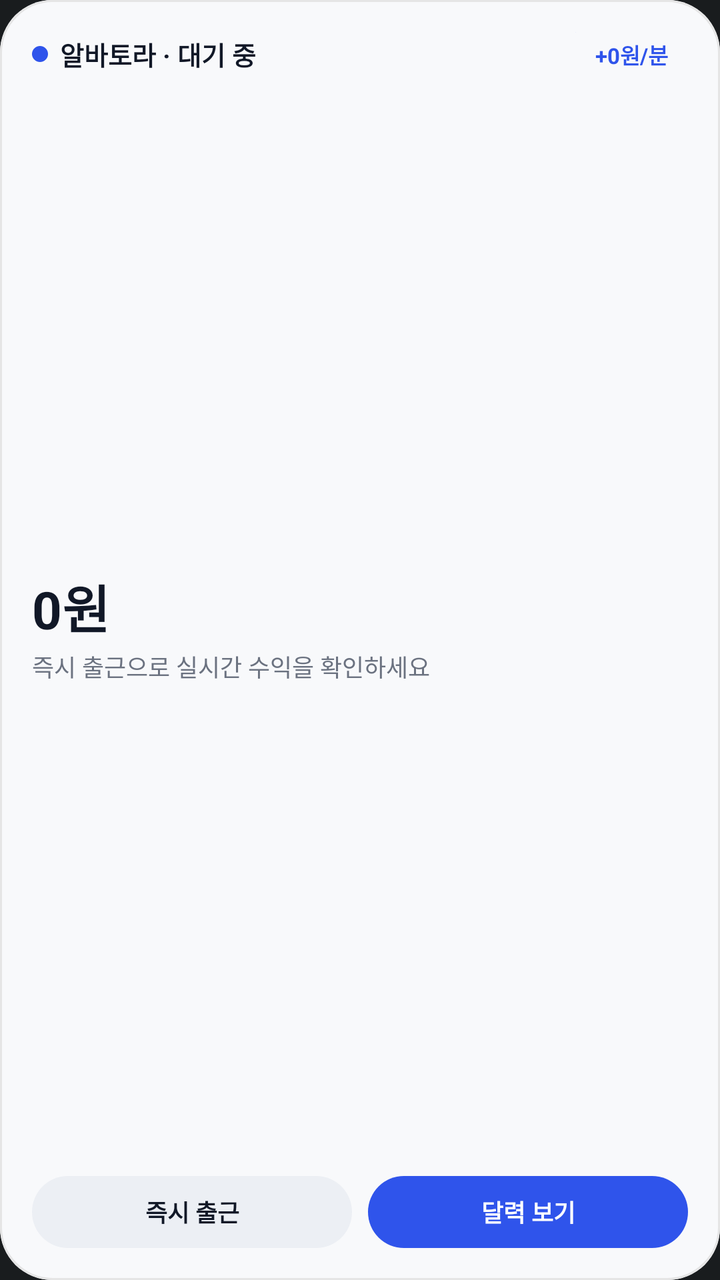
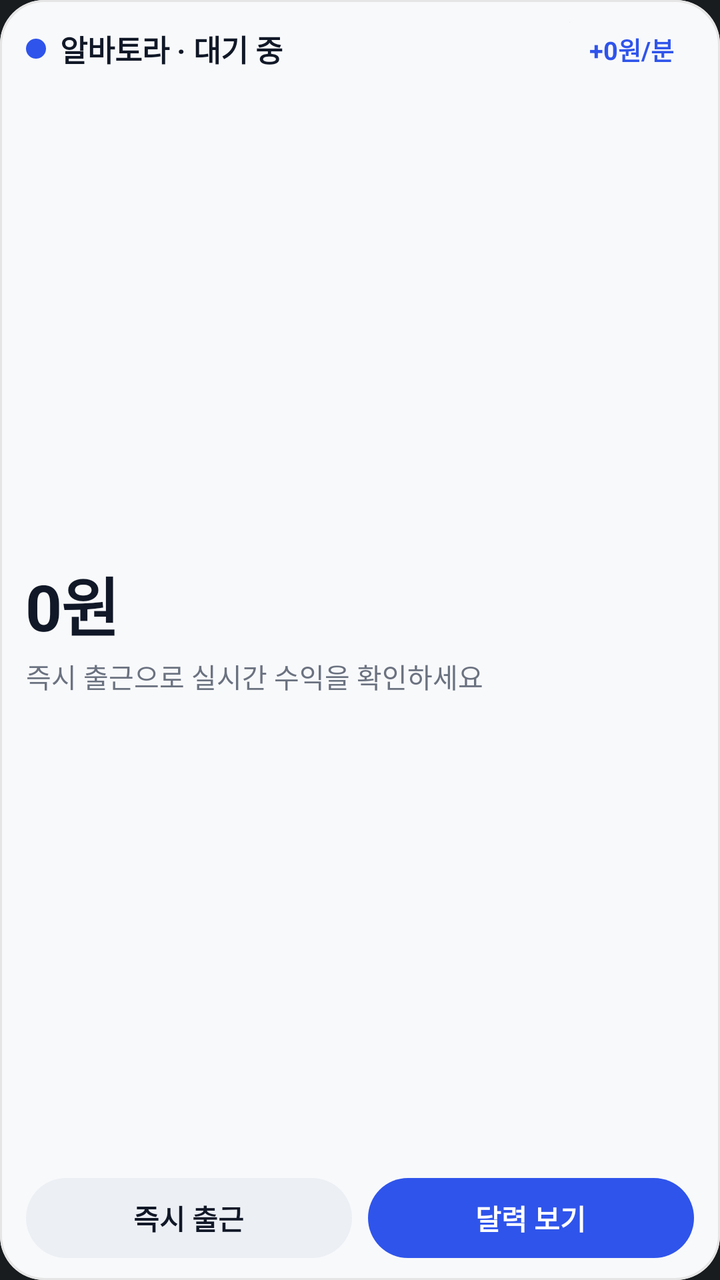

An Android layout rendered at two revisions. The XML below is the earlier revision; the diff shows what the commit changed to produce the second picture.
<!-- AndroidManifest.xml: application theme Theme.AlbaTora -->
<!-- res/layout/widget_live_earnings.xml -->
<?xml version="1.0" encoding="utf-8"?>
<FrameLayout xmlns:android="http://schemas.android.com/apk/res/android"
    android:id="@+id/widget_root"
    android:layout_width="match_parent"
    android:layout_height="match_parent">

    <ImageView
        android:id="@+id/widget_bg_fill"
        android:layout_width="match_parent"
        android:layout_height="match_parent"
        android:importantForAccessibility="no"
        android:scaleType="fitXY"
        android:src="@drawable/widget_shape_card_base"
        android:tint="@color/widget_bg" />

    <ImageView
        android:id="@+id/widget_bg_stroke"
        android:layout_width="match_parent"
        android:layout_height="match_parent"
        android:importantForAccessibility="no"
        android:scaleType="fitXY"
        android:src="@drawable/widget_shape_card_stroke"
        android:tint="@color/widget_border" />

    <LinearLayout
        android:layout_width="match_parent"
        android:layout_height="match_parent"
        android:orientation="vertical"
        android:padding="16dp">

        <LinearLayout
            android:layout_width="match_parent"
            android:layout_height="wrap_content"
            android:gravity="center_vertical"
            android:orientation="horizontal">

            <ImageView
                android:id="@+id/widget_live_dot"
                android:layout_width="8dp"
                android:layout_height="8dp"
                android:layout_marginEnd="6dp"
                android:importantForAccessibility="no"
                android:src="@drawable/widget_dot_base"
                android:tint="@color/widget_accent" />

            <TextView
                android:id="@+id/widget_live_title"
                android:layout_width="0dp"
                android:layout_height="wrap_content"
                android:layout_weight="1"
                android:ellipsize="end"
                android:maxLines="1"
                android:text="알바토라 · 대기 중"
                android:textColor="@color/widget_text_primary"
                android:textSize="13sp"
                android:textStyle="bold" />

            <FrameLayout
                android:layout_width="wrap_content"
                android:layout_height="wrap_content"
                android:layout_marginStart="6dp">

                <ImageView
                    android:id="@+id/widget_live_rate_bg"
                    android:layout_width="match_parent"
                    android:layout_height="match_parent"
                    android:importantForAccessibility="no"
                    android:scaleType="fitXY"
                    android:src="@drawable/widget_shape_pill_base"
                    android:tint="@color/widget_accent_soft" />

                <TextView
                    android:id="@+id/widget_live_rate"
                    android:layout_width="wrap_content"
                    android:layout_height="wrap_content"
                    android:maxLines="1"
                    android:paddingLeft="10dp"
                    android:paddingTop="3dp"
                    android:paddingRight="10dp"
                    android:paddingBottom="3dp"
                    android:text="+0원/분"
                    android:textColor="@color/widget_accent"
                    android:textSize="11sp"
                    android:textStyle="bold" />
            </FrameLayout>
        </LinearLayout>

        <LinearLayout
            android:layout_width="match_parent"
            android:layout_height="0dp"
            android:layout_weight="1"
            android:gravity="center_vertical"
            android:orientation="vertical"
            android:paddingTop="4dp"
            android:paddingBottom="4dp">

            <TextView
                android:id="@+id/widget_live_amount"
                android:layout_width="match_parent"
                android:layout_height="wrap_content"
                android:ellipsize="end"
                android:maxLines="1"
                android:text="0원"
                android:textColor="@color/widget_text_primary"
                android:textSize="26sp"
                android:textStyle="bold" />

            <TextView
                android:id="@+id/widget_live_sub"
                android:layout_width="match_parent"
                android:layout_height="wrap_content"
                android:layout_marginTop="2dp"
                android:ellipsize="end"
                android:maxLines="1"
                android:text="즉시 출근으로 실시간 수익을 확인하세요"
                android:textColor="@color/widget_text_secondary"
                android:textSize="12sp" />
        </LinearLayout>

        <LinearLayout
            android:id="@+id/widget_actions_row"
            android:layout_width="match_parent"
            android:layout_height="wrap_content"
            android:orientation="horizontal">

            <FrameLayout
                android:id="@+id/widget_btn_primary_wrap"
                android:layout_width="0dp"
                android:layout_height="36dp"
                android:layout_weight="1">

                <ImageView
                    android:id="@+id/widget_btn_primary_bg"
                    android:layout_width="match_parent"
                    android:layout_height="match_parent"
                    android:importantForAccessibility="no"
                    android:scaleType="fitXY"
                    android:src="@drawable/widget_shape_pill_base"
                    android:tint="@color/widget_card_inner" />

                <TextView
                    android:id="@+id/widget_btn_primary"
                    android:layout_width="match_parent"
                    android:layout_height="match_parent"
                    android:ellipsize="end"
                    android:gravity="center"
                    android:maxLines="1"
                    android:paddingLeft="8dp"
                    android:paddingRight="8dp"
                    android:text="즉시 출근"
                    android:textColor="@color/widget_text_primary"
                    android:textSize="12sp"
                    android:textStyle="bold" />
            </FrameLayout>

            <FrameLayout
                android:id="@+id/widget_btn_secondary_wrap"
                android:layout_width="0dp"
                android:layout_height="36dp"
                android:layout_marginStart="8dp"
                android:layout_weight="1">

                <ImageView
                    android:id="@+id/widget_btn_secondary_bg"
                    android:layout_width="match_parent"
                    android:layout_height="match_parent"
                    android:importantForAccessibility="no"
                    android:scaleType="fitXY"
                    android:src="@drawable/widget_shape_pill_base"
                    android:tint="@color/widget_accent" />

                <TextView
                    android:id="@+id/widget_btn_secondary"
                    android:layout_width="match_parent"
                    android:layout_height="match_parent"
                    android:ellipsize="end"
                    android:gravity="center"
                    android:maxLines="1"
                    android:paddingLeft="8dp"
                    android:paddingRight="8dp"
                    android:text="달력 보기"
                    android:textColor="@color/widget_on_accent"
                    android:textSize="12sp"
                    android:textStyle="bold" />
            </FrameLayout>
        </LinearLayout>
    </LinearLayout>
</FrameLayout>
<!-- resources referenced by this layout -->
<resources>
  <color name="widget_accent">#2F54EB</color>
  <color name="widget_accent_soft">#1E2F54EB</color>
  <color name="widget_bg">#F8F9FB</color>
  <color name="widget_border">#1A000000</color>
  <color name="widget_card_inner">#ECEFF4</color>
  <color name="widget_on_accent">#FFFFFF</color>
  <color name="widget_text_primary">#111827</color>
  <color name="widget_text_secondary">#6B7280</color>
  <!-- drawable widget_dot_base (drawable) -->
  <?xml version="1.0" encoding="utf-8"?>
  <shape xmlns:android="http://schemas.android.com/apk/res/android"
      android:shape="oval">
      <solid android:color="#FFFFFFFF" />
  </shape>
  <!-- drawable widget_shape_card_base (drawable) -->
  <?xml version="1.0" encoding="utf-8"?>
  <shape xmlns:android="http://schemas.android.com/apk/res/android"
      android:shape="rectangle">
      <solid android:color="#FFFFFFFF" />
      <corners android:radius="26dp" />
  </shape>
  <!-- drawable widget_shape_card_stroke (drawable) -->
  <?xml version="1.0" encoding="utf-8"?>
  <shape xmlns:android="http://schemas.android.com/apk/res/android"
      android:shape="rectangle">
      <solid android:color="#00000000" />
      <stroke
          android:width="1dp"
          android:color="#FFFFFFFF" />
      <corners android:radius="26dp" />
  </shape>
  <!-- drawable widget_shape_pill_base (drawable) -->
  <?xml version="1.0" encoding="utf-8"?>
  <shape xmlns:android="http://schemas.android.com/apk/res/android"
      android:shape="rectangle">
      <solid android:color="#FFFFFFFF" />
      <corners android:radius="999dp" />
  </shape>
  <style name="Theme.AlbaTora" parent="android:Theme.DeviceDefault.NoActionBar">
          <item name="android:statusBarColor">@android:color/transparent</item>
          <item name="android:navigationBarColor">@android:color/transparent</item>
          <item name="android:windowDrawsSystemBarBackgrounds">true</item>
      </style>
</resources>

<!-- the commit's change to res/layout/widget_live_earnings.xml (unified diff, before → after) -->
@@ -23,10 +23,14 @@
         android:tint="@color/widget_border" />
 
     <LinearLayout
+        android:id="@+id/widget_live_content"
         android:layout_width="match_parent"
         android:layout_height="match_parent"
         android:orientation="vertical"
-        android:padding="16dp">
+        android:paddingLeft="13dp"
+        android:paddingTop="11dp"
+        android:paddingRight="13dp"
+        android:paddingBottom="11dp">
 
         <LinearLayout
             android:layout_width="match_parent"
@@ -36,9 +40,9 @@
 
             <ImageView
                 android:id="@+id/widget_live_dot"
-                android:layout_width="8dp"
-                android:layout_height="8dp"
-                android:layout_marginEnd="6dp"
+                android:layout_width="10dp"
+                android:layout_height="10dp"
+                android:layout_marginEnd="7dp"
                 android:importantForAccessibility="no"
                 android:src="@drawable/widget_dot_base"
                 android:tint="@color/widget_accent" />
@@ -52,7 +56,7 @@
                 android:maxLines="1"
                 android:text="알바토라 · 대기 중"
                 android:textColor="@color/widget_text_primary"
-                android:textSize="13sp"
+                android:textSize="15sp"
                 android:textStyle="bold" />
 
             <FrameLayout
@@ -75,12 +79,12 @@
                     android:layout_height="wrap_content"
                     android:maxLines="1"
                     android:paddingLeft="10dp"
-                    android:paddingTop="3dp"
+                    android:paddingTop="4dp"
                     android:paddingRight="10dp"
-                    android:paddingBottom="3dp"
+                    android:paddingBottom="4dp"
                     android:text="+0원/분"
                     android:textColor="@color/widget_accent"
-                    android:textSize="11sp"
+                    android:textSize="12.5sp"
                     android:textStyle="bold" />
             </FrameLayout>
         </LinearLayout>
@@ -91,30 +95,32 @@
             android:layout_weight="1"
             android:gravity="center_vertical"
             android:orientation="vertical"
-            android:paddingTop="4dp"
-            android:paddingBottom="4dp">
+            android:paddingTop="2dp"
+            android:paddingBottom="2dp">
 
             <TextView
                 android:id="@+id/widget_live_amount"
                 android:layout_width="match_parent"
                 android:layout_height="wrap_content"
                 android:ellipsize="end"
+                android:fontFeatureSettings="tnum"
+                android:letterSpacing="-0.02"
                 android:maxLines="1"
                 android:text="0원"
                 android:textColor="@color/widget_text_primary"
-                android:textSize="26sp"
+                android:textSize="32sp"
                 android:textStyle="bold" />
 
             <TextView
                 android:id="@+id/widget_live_sub"
                 android:layout_width="match_parent"
                 android:layout_height="wrap_content"
-                android:layout_marginTop="2dp"
+                android:layout_marginTop="3dp"
                 android:ellipsize="end"
                 android:maxLines="1"
                 android:text="즉시 출근으로 실시간 수익을 확인하세요"
                 android:textColor="@color/widget_text_secondary"
-                android:textSize="12sp" />
+                android:textSize="13.5sp" />
         </LinearLayout>
 
         <LinearLayout
@@ -126,7 +132,7 @@
             <FrameLayout
                 android:id="@+id/widget_btn_primary_wrap"
                 android:layout_width="0dp"
-                android:layout_height="36dp"
+                android:layout_height="40dp"
                 android:layout_weight="1">
 
                 <ImageView
@@ -145,18 +151,18 @@
                     android:ellipsize="end"
                     android:gravity="center"
                     android:maxLines="1"
-                    android:paddingLeft="8dp"
-                    android:paddingRight="8dp"
+                    android:paddingLeft="10dp"
+                    android:paddingRight="10dp"
                     android:text="즉시 출근"
                     android:textColor="@color/widget_text_primary"
-                    android:textSize="12sp"
+                    android:textSize="14sp"
                     android:textStyle="bold" />
             </FrameLayout>
 
             <FrameLayout
                 android:id="@+id/widget_btn_secondary_wrap"
                 android:layout_width="0dp"
-                android:layout_height="36dp"
+                android:layout_height="40dp"
                 android:layout_marginStart="8dp"
                 android:layout_weight="1">
 
@@ -176,11 +182,11 @@
                     android:ellipsize="end"
                     android:gravity="center"
                     android:maxLines="1"
-                    android:paddingLeft="8dp"
-                    android:paddingRight="8dp"
+                    android:paddingLeft="10dp"
+                    android:paddingRight="10dp"
                     android:text="달력 보기"
                     android:textColor="@color/widget_on_accent"
-                    android:textSize="12sp"
+                    android:textSize="14sp"
                     android:textStyle="bold" />
             </FrameLayout>
         </LinearLayout>
<!-- resource entries referenced after the edit -->
@@ -19,7 +19,7 @@
   <shape xmlns:android="http://schemas.android.com/apk/res/android"
       android:shape="rectangle">
       <solid android:color="#FFFFFFFF" />
-      <corners android:radius="26dp" />
+      <corners android:radius="22dp" />
   </shape>
   <!-- drawable widget_shape_card_stroke (drawable) -->
   <?xml version="1.0" encoding="utf-8"?>
@@ -29,7 +29,7 @@
       <stroke
           android:width="1dp"
           android:color="#FFFFFFFF" />
-      <corners android:radius="26dp" />
+      <corners android:radius="22dp" />
   </shape>
   <!-- drawable widget_shape_pill_base (drawable) -->
   <?xml version="1.0" encoding="utf-8"?>
